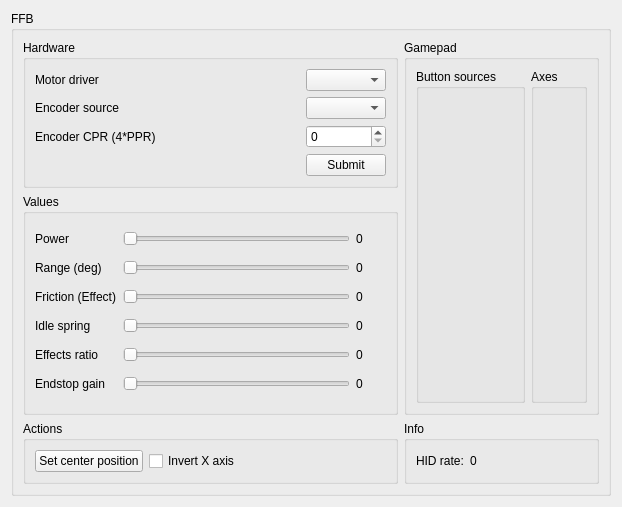
The window that res/ffbclass.ui (Ultrawipf/OpenFFBoard-configurator) describes before a commit, drawn with Qt 5.
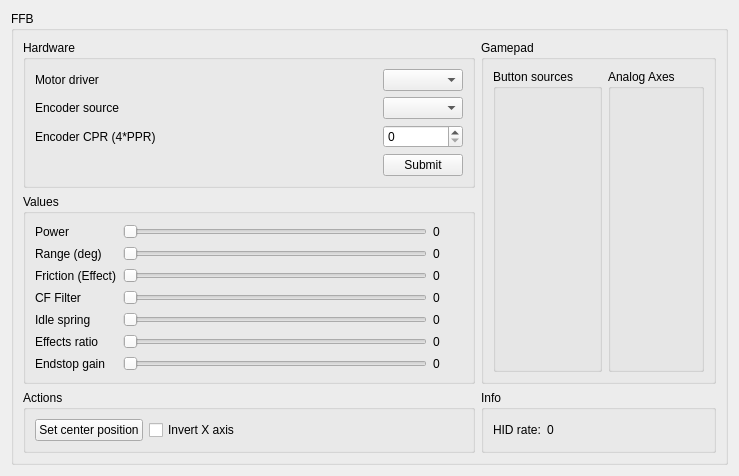
The same window after the commit.

```diff
--- a/res/ffbclass.ui
+++ b/res/ffbclass.ui
@@ -6,8 +6,8 @@
    <rect>
     <x>0</x>
     <y>0</y>
-    <width>622</width>
-    <height>507</height>
+    <width>739</width>
+    <height>476</height>
    </rect>
   </property>
   <property name="windowTitle">
@@ -77,7 +77,7 @@
          <string>Values</string>
         </property>
         <layout class="QGridLayout" name="gridLayout_3">
-         <item row="4" column="1">
+         <item row="5" column="1">
           <widget class="QSlider" name="horizontalSlider_fxratio">
            <property name="toolTip">
             <string>&lt;html&gt;&lt;head/&gt;&lt;body&gt;&lt;p&gt;High = Effects and endstop have the same peak torque. Low = effect peak is reduced to make endstop more prominent&lt;/p&gt;&lt;/body&gt;&lt;/html&gt;</string>
@@ -165,6 +165,54 @@
            </property>
           </widget>
          </item>
+         <item row="2" column="0">
+          <widget class="QLabel" name="label_7">
+           <property name="toolTip">
+            <string>&lt;html&gt;&lt;head/&gt;&lt;body&gt;&lt;p&gt;Intensity of friction effects&lt;/p&gt;&lt;/body&gt;&lt;/html&gt;</string>
+           </property>
+           <property name="text">
+            <string>Friction (Effect)</string>
+           </property>
+          </widget>
+         </item>
+         <item row="2" column="1">
+          <widget class="QSlider" name="horizontalSlider_friction">
+           <property name="toolTip">
+            <string>&lt;html&gt;&lt;head/&gt;&lt;body&gt;&lt;p&gt;Intensity of friction effects&lt;/p&gt;&lt;/body&gt;&lt;/html&gt;</string>
+           </property>
+           <property name="maximum">
+            <number>255</number>
+           </property>
+           <property name="value">
+            <number>0</number>
+           </property>
+           <property name="sliderPosition">
+            <number>0</number>
+           </property>
+           <property name="orientation">
+            <enum>Qt::Horizontal</enum>
+           </property>
+          </widget>
+         </item>
+         <item row="4" column="1">
+          <widget class="QSlider" name="horizontalSlider_idle">
+           <property name="toolTip">
+            <string>&lt;html&gt;&lt;head/&gt;&lt;body&gt;&lt;p&gt;Centering force when FFB is inactive&lt;/p&gt;&lt;/body&gt;&lt;/html&gt;</string>
+           </property>
+           <property name="maximum">
+            <number>255</number>
+           </property>
+           <property name="value">
+            <number>0</number>
+           </property>
+           <property name="sliderPosition">
+            <number>0</number>
+           </property>
+           <property name="orientation">
+            <enum>Qt::Horizontal</enum>
+           </property>
+          </widget>
+         </item>
          <item row="0" column="0">
           <widget class="QLabel" name="label_3">
            <property name="toolTip">
@@ -185,64 +233,6 @@
            </property>
           </widget>
          </item>
-         <item row="3" column="1">
-          <widget class="QSlider" name="horizontalSlider_idle">
-           <property name="toolTip">
-            <string>&lt;html&gt;&lt;head/&gt;&lt;body&gt;&lt;p&gt;Centering force when FFB is inactive&lt;/p&gt;&lt;/body&gt;&lt;/html&gt;</string>
-           </property>
-           <property name="maximum">
-            <number>255</number>
-           </property>
-           <property name="value">
-            <number>0</number>
-           </property>
-           <property name="sliderPosition">
-            <number>0</number>
-           </property>
-           <property name="orientation">
-            <enum>Qt::Horizontal</enum>
-           </property>
-          </widget>
-         </item>
-         <item row="2" column="0">
-          <widget class="QLabel" name="label_7">
-           <property name="toolTip">
-            <string>&lt;html&gt;&lt;head/&gt;&lt;body&gt;&lt;p&gt;Intensity of friction effects&lt;/p&gt;&lt;/body&gt;&lt;/html&gt;</string>
-           </property>
-           <property name="text">
-            <string>Friction (Effect)</string>
-           </property>
-          </widget>
-         </item>
-         <item row="2" column="1">
-          <widget class="QSlider" name="horizontalSlider_friction">
-           <property name="toolTip">
-            <string>&lt;html&gt;&lt;head/&gt;&lt;body&gt;&lt;p&gt;Intensity of friction effects&lt;/p&gt;&lt;/body&gt;&lt;/html&gt;</string>
-           </property>
-           <property name="maximum">
-            <number>255</number>
-           </property>
-           <property name="value">
-            <number>0</number>
-           </property>
-           <property name="sliderPosition">
-            <number>0</number>
-           </property>
-           <property name="orientation">
-            <enum>Qt::Horizontal</enum>
-           </property>
-          </widget>
-         </item>
-         <item row="3" column="0">
-          <widget class="QLabel" name="label_8">
-           <property name="toolTip">
-            <string>&lt;html&gt;&lt;head/&gt;&lt;body&gt;&lt;p&gt;Centering force when FFB is inactive&lt;/p&gt;&lt;/body&gt;&lt;/html&gt;</string>
-           </property>
-           <property name="text">
-            <string>Idle spring</string>
-           </property>
-          </widget>
-         </item>
          <item row="0" column="2">
           <widget class="QLabel" name="label_power">
            <property name="minimumSize">
@@ -263,14 +253,7 @@
            </property>
           </widget>
          </item>
-         <item row="3" column="2">
-          <widget class="QLabel" name="label_idle">
-           <property name="text">
-            <string>0</string>
-           </property>
-          </widget>
-         </item>
-         <item row="5" column="1">
+         <item row="6" column="1">
           <widget class="QSlider" name="horizontalSlider_esgain">
            <property name="toolTip">
             <string>&lt;html&gt;&lt;head/&gt;&lt;body&gt;&lt;p&gt;How stiff the endstop should be (Tune to taste while keeping noise low)&lt;/p&gt;&lt;/body&gt;&lt;/html&gt;</string>
@@ -283,21 +266,24 @@
            </property>
           </widget>
          </item>
-         <item row="4" column="2">
-          <widget class="QLabel" name="label_fxratio">
-           <property name="text">
-            <string>0</string>
-           </property>
-          </widget>
-         </item>
-         <item row="5" column="2">
-          <widget class="QLabel" name="label_esgain">
-           <property name="text">
-            <string>0</string>
-           </property>
-          </widget>
-         </item>
          <item row="4" column="0">
+          <widget class="QLabel" name="label_8">
+           <property name="toolTip">
+            <string>&lt;html&gt;&lt;head/&gt;&lt;body&gt;&lt;p&gt;Centering force when FFB is inactive&lt;/p&gt;&lt;/body&gt;&lt;/html&gt;</string>
+           </property>
+           <property name="text">
+            <string>Idle spring</string>
+           </property>
+          </widget>
+         </item>
+         <item row="4" column="2">
+          <widget class="QLabel" name="label_idle">
+           <property name="text">
+            <string>0</string>
+           </property>
+          </widget>
+         </item>
+         <item row="5" column="0">
           <widget class="QLabel" name="label_9">
            <property name="toolTip">
             <string>&lt;html&gt;&lt;head/&gt;&lt;body&gt;&lt;p&gt;High = Effects and endstop have the same peak torque. Low = effect peak is reduced to make endstop more prominent&lt;/p&gt;&lt;/body&gt;&lt;/html&gt;</string>
@@ -307,7 +293,7 @@
            </property>
           </widget>
          </item>
-         <item row="5" column="0">
+         <item row="6" column="0">
           <widget class="QLabel" name="label_10">
            <property name="toolTip">
             <string>&lt;html&gt;&lt;head/&gt;&lt;body&gt;&lt;p&gt;How stiff the endstop should be (Tune to taste while keeping noise low)&lt;/p&gt;&lt;/body&gt;&lt;/html&gt;</string>
@@ -317,6 +303,59 @@
            </property>
           </widget>
          </item>
+         <item row="5" column="2">
+          <widget class="QLabel" name="label_fxratio">
+           <property name="text">
+            <string>0</string>
+           </property>
+          </widget>
+         </item>
+         <item row="6" column="2">
+          <widget class="QLabel" name="label_esgain">
+           <property name="text">
+            <string>0</string>
+           </property>
+          </widget>
+         </item>
+         <item row="3" column="1">
+          <widget class="QSlider" name="horizontalSlider_cffilter">
+           <property name="toolTip">
+            <string>&lt;html&gt;&lt;head/&gt;&lt;body&gt;&lt;p&gt;Constant force effect filter&lt;/p&gt;&lt;/body&gt;&lt;/html&gt;</string>
+           </property>
+           <property name="minimum">
+            <number>10</number>
+           </property>
+           <property name="maximum">
+            <number>500</number>
+           </property>
+           <property name="value">
+            <number>10</number>
+           </property>
+           <property name="sliderPosition">
+            <number>10</number>
+           </property>
+           <property name="orientation">
+            <enum>Qt::Horizontal</enum>
+           </property>
+          </widget>
+         </item>
+         <item row="3" column="0">
+          <widget class="QLabel" name="label_11">
+           <property name="toolTip">
+            <string>&lt;html&gt;&lt;head/&gt;&lt;body&gt;&lt;p&gt;Constant force effect filter&lt;/p&gt;&lt;/body&gt;&lt;/html&gt;</string>
+           </property>
+           <property name="text">
+            <string>CF Filter</string>
+           </property>
+          </widget>
+         </item>
+         <item row="3" column="2">
+          <widget class="QLabel" name="label_cffilter">
+           <property name="text">
+            <string>0</string>
+           </property>
+          </widget>
+         </item>
         </layout>
        </widget>
       </item>
@@ -414,7 +453,7 @@
             </sizepolicy>
            </property>
            <property name="title">
-            <string>Axes</string>
+            <string>Analog Axes</string>
            </property>
           </widget>
          </item>
```
